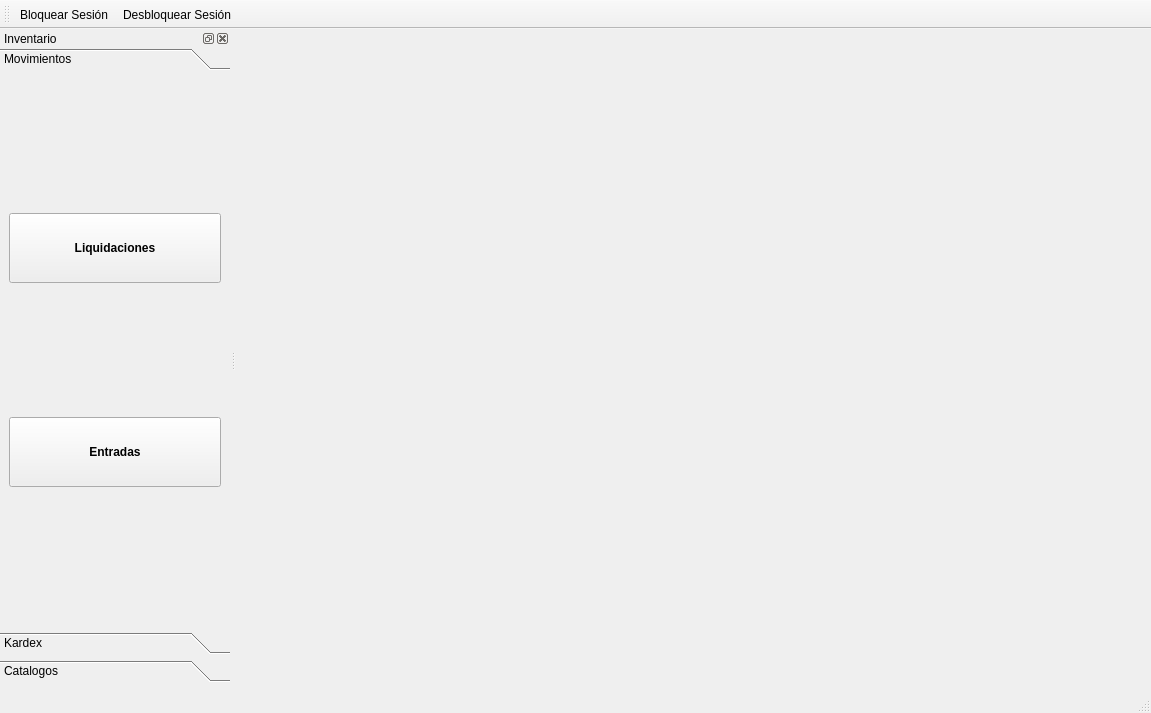
The window that src/ui/mainwindowinventario.ui (armonge/EsquipulasPy) describes before a commit, drawn with Qt 5.
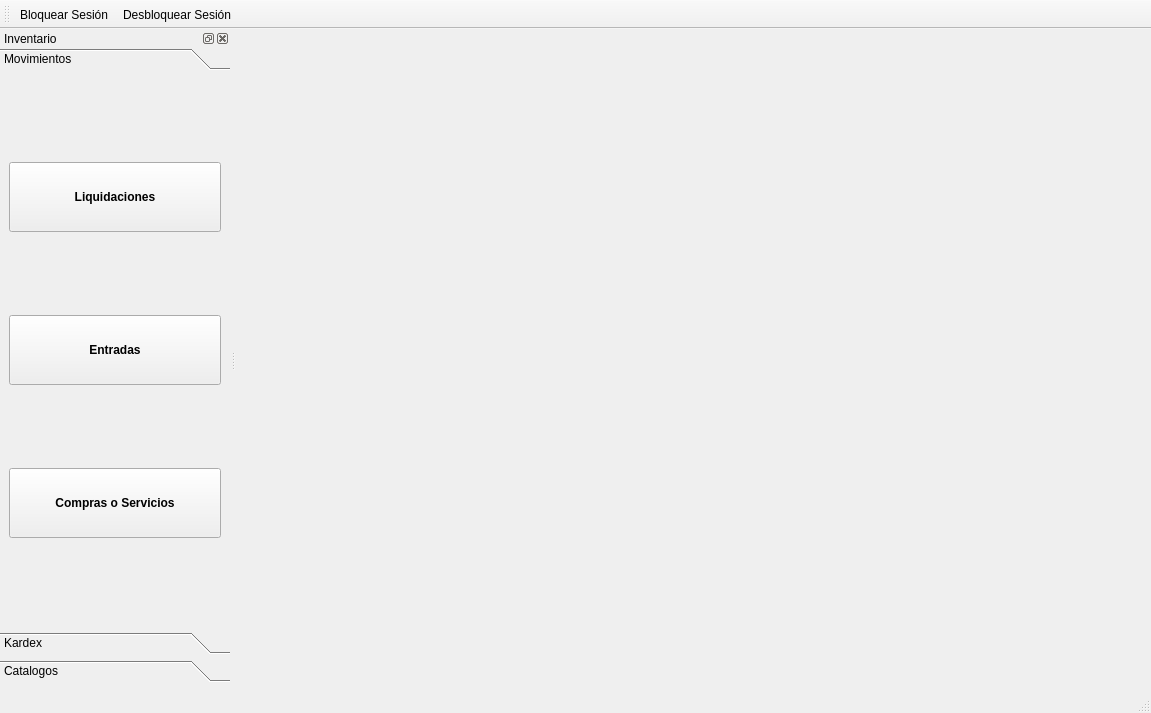
The same window after the commit. Icons and pictures are not drawn.

Commit message:
Agregue el boton compras al modulo de inventario y en el titulo le puse Compras e Inventario,
Cree un Formulario para los pagos.

The edit to the form file:
```diff
--- a/src/ui/mainwindowinventario.ui
+++ b/src/ui/mainwindowinventario.ui
@@ -93,8 +93,8 @@
          <rect>
           <x>0</x>
           <y>0</y>
-          <width>214</width>
-          <height>541</height>
+          <width>230</width>
+          <height>547</height>
          </rect>
         </property>
         <attribute name="label">
@@ -177,6 +177,44 @@
            </property>
           </widget>
          </item>
+         <item>
+          <widget class="QPushButton" name="btnServices">
+           <property name="sizePolicy">
+            <sizepolicy hsizetype="MinimumExpanding" vsizetype="Fixed">
+             <horstretch>0</horstretch>
+             <verstretch>0</verstretch>
+            </sizepolicy>
+           </property>
+           <property name="minimumSize">
+            <size>
+             <width>0</width>
+             <height>70</height>
+            </size>
+           </property>
+           <property name="font">
+            <font>
+             <weight>75</weight>
+             <bold>true</bold>
+            </font>
+           </property>
+           <property name="text">
+            <string>Compras o Servicios</string>
+           </property>
+           <property name="icon">
+            <iconset resource="res.qrc">
+             <normaloff>:/icons/res/view-bank-account.png</normaloff>:/icons/res/view-bank-account.png</iconset>
+           </property>
+           <property name="iconSize">
+            <size>
+             <width>64</width>
+             <height>64</height>
+            </size>
+           </property>
+           <property name="flat">
+            <bool>false</bool>
+           </property>
+          </widget>
+         </item>
         </layout>
        </widget>
        <widget class="QWidget" name="widget">
```
Left out of the diff: 8 changed lines with no effect on the pictures. The commit also changes 5 other files.
